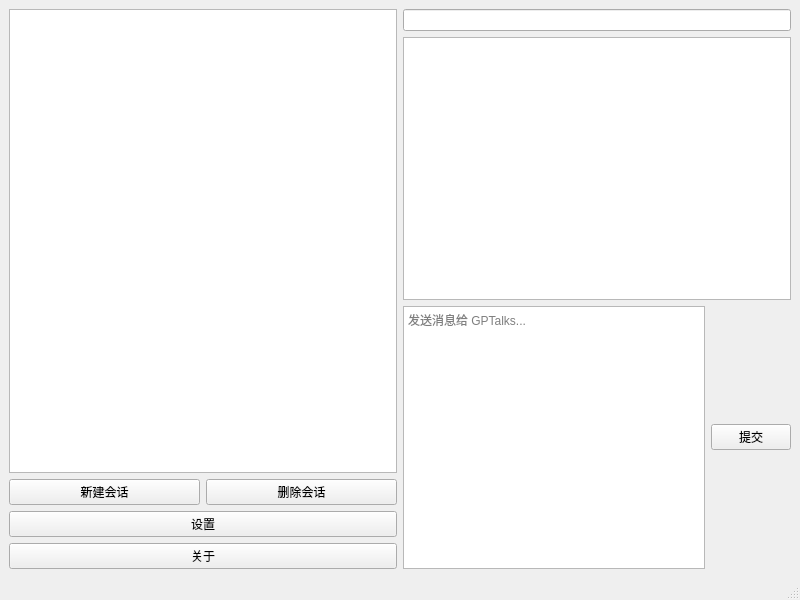
The window that ui/main_window.ui (liyixin1/GPTalks) describes before a commit, drawn with Qt 5.
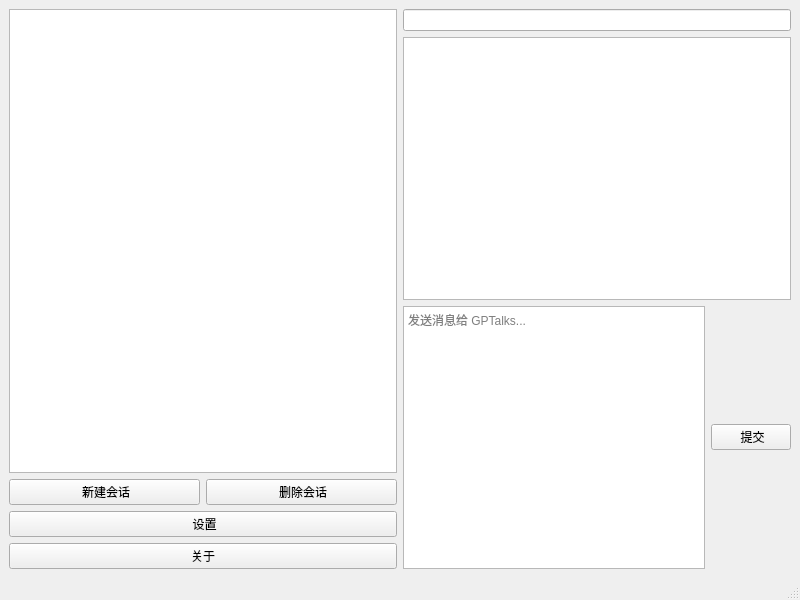
The same window after the commit. Icons and pictures are not drawn.

Commit message: 命名了每个控件的名称，以及给ui中每个按钮控件添加了图标，最后给项目添加logo

What changed in the file:
```diff
--- a/ui/main_window.ui
+++ b/ui/main_window.ui
@@ -25,14 +25,22 @@
         <item>
          <widget class="QPushButton" name="pushButton_new">
           <property name="text">
-           <string>新建会话</string>
+           <string> 新建会话</string>
+          </property>
+          <property name="icon">
+           <iconset>
+            <normaloff>image/new.svg</normaloff>image/new.svg</iconset>
           </property>
          </widget>
         </item>
         <item>
          <widget class="QPushButton" name="pushButton_delect">
           <property name="text">
-           <string>删除会话</string>
+           <string> 删除会话</string>
+          </property>
+          <property name="icon">
+           <iconset>
+            <normaloff>image/delect.svg</normaloff>image/delect.svg</iconset>
           </property>
          </widget>
         </item>
@@ -41,7 +49,11 @@
       <item>
        <widget class="QPushButton" name="pushButton_settings">
         <property name="text">
-         <string>设置</string>
+         <string> 设置</string>
+        </property>
+        <property name="icon">
+         <iconset>
+          <normaloff>image/setting.svg</normaloff>image/setting.svg</iconset>
         </property>
        </widget>
       </item>
@@ -74,7 +86,11 @@
         <item>
          <widget class="QPushButton" name="pushButton_commit">
           <property name="text">
-           <string>提交</string>
+           <string> 提交</string>
+          </property>
+          <property name="icon">
+           <iconset>
+            <normaloff>image/commit.svg</normaloff>image/commit.svg</iconset>
           </property>
          </widget>
         </item>
```
Left out of the diff: 18 changed lines with no effect on the pictures. The commit also changes 7 other files.
